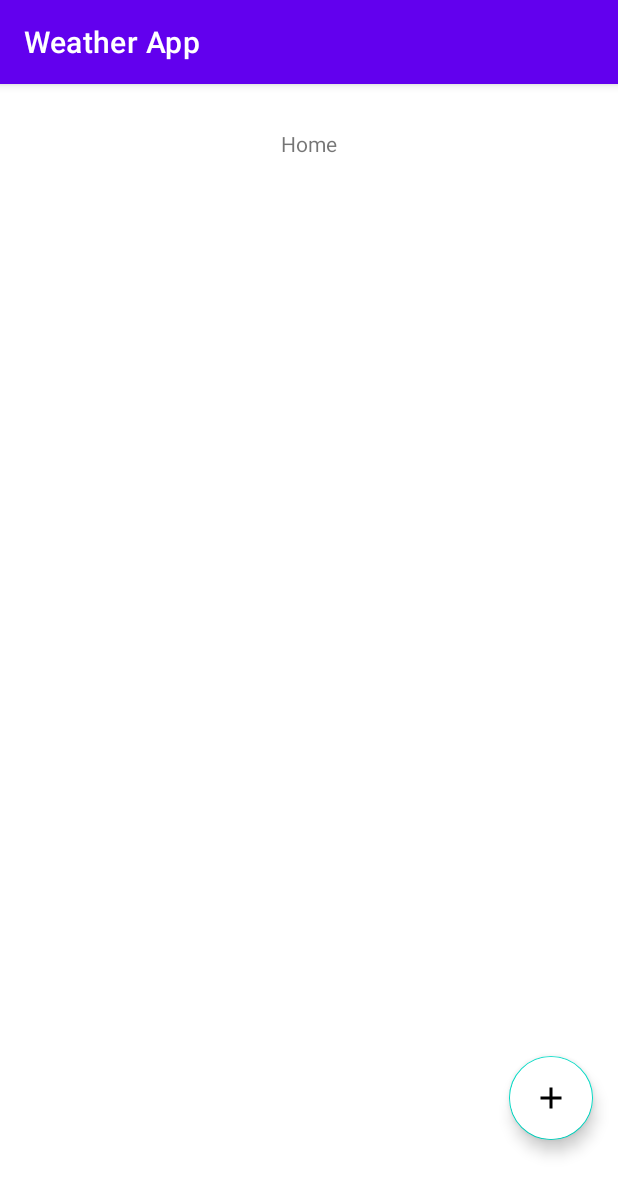
After one commit to Rana-Abdelaziz/Weather-App, an Android app: the HomeActivity screen opened directly, with no data from a screen before it, on a phone screen of 412 x 824 dp. The commit adds this screen. Shown: the top 1195 px of the screen. Run offline under Robolectric (Android 15) with nearby library versions, the phone set to English and light mode, and no system bars.

Commit message:
designing

```diff
--- /dev/null
+++ b/WeatherApp/app/src/main/java/com/example/weatherapp/HomeActivity.kt
@@ -0,0 +1,11 @@
+package com.example.weatherapp
+
+import androidx.appcompat.app.AppCompatActivity
+import android.os.Bundle
+
+class HomeActivity : AppCompatActivity() {
+    override fun onCreate(savedInstanceState: Bundle?) {
+        super.onCreate(savedInstanceState)
+        setContentView(R.layout.activity_home)
+    }
+}
--- /dev/null
+++ b/WeatherApp/app/src/main/java/com/example/weatherapp/WeatherModel.kt
@@ -0,0 +1,3 @@
+package com.example.weatherapp
+
+data class WeatherModel (val name:String,val state:String)
--- /dev/null
+++ b/WeatherApp/app/src/main/res/drawable/ic_baseline_add_24.xml
@@ -0,0 +1,10 @@
+<vector xmlns:android="http://schemas.android.com/apk/res/android"
+    android:width="24dp"
+    android:height="24dp"
+    android:viewportWidth="24"
+    android:viewportHeight="24"
+    android:tint="?attr/colorControlNormal">
+  <path
+      android:fillColor="@android:color/white"
+      android:pathData="M19,13h-6v6h-2v-6H5v-2h6V5h2v6h6v2z"/>
+</vector>
--- /dev/null
+++ b/WeatherApp/app/src/main/res/layout/activity_home.xml
@@ -0,0 +1,87 @@
+<?xml version="1.0" encoding="utf-8"?>
+<androidx.constraintlayout.widget.ConstraintLayout xmlns:android="http://schemas.android.com/apk/res/android"
+    xmlns:app="http://schemas.android.com/apk/res-auto"
+    xmlns:tools="http://schemas.android.com/tools"
+    android:layout_width="match_parent"
+    android:layout_height="match_parent"
+    tools:context=".HomeActivity">
+
+    <LinearLayout
+        android:id="@+id/shape"
+        android:layout_width="match_parent"
+        android:layout_height="wrap_content"
+        android:orientation="vertical"
+        app:layout_constraintTop_toBottomOf="@+id/home_title"
+        app:layout_constraintEnd_toEndOf="parent"
+        app:layout_constraintStart_toStartOf="parent">
+        <TextView
+            android:layout_width="wrap_content"
+            android:layout_height="wrap_content"
+            android:id="@+id/city_name"/>
+        <TextView
+            android:layout_width="wrap_content"
+            android:layout_height="wrap_content"
+            android:id="@+id/date"/>
+        <LinearLayout
+            android:layout_width="match_parent"
+            android:layout_height="wrap_content"
+            >
+            <TextView
+                android:layout_width="wrap_content"
+                android:layout_height="wrap_content"
+                android:id="@+id/current_desc"/>
+            <TextView
+                android:layout_width="wrap_content"
+                android:layout_height="wrap_content"
+                android:id="@+id/current_temp"/>
+            <ImageView
+                android:layout_width="50dp"
+                android:layout_height="50dp"
+                android:id="@+id/current_icon"
+                />
+        </LinearLayout>
+
+    </LinearLayout>
+    <TextView
+        android:id="@+id/home_title"
+        android:layout_width="wrap_content"
+        android:layout_height="wrap_content"
+        android:layout_marginTop="30dp"
+        android:text="@string/home"
+        app:layout_constraintEnd_toEndOf="parent"
+        app:layout_constraintStart_toStartOf="parent"
+        app:layout_constraintTop_toTopOf="parent" />
+
+    <androidx.recyclerview.widget.RecyclerView
+        android:id="@+id/hour_recyclerView"
+        android:layout_width="match_parent"
+        android:layout_height="wrap_content"
+        app:layout_constraintTop_toBottomOf="@+id/shape"
+        app:layout_constraintEnd_toEndOf="parent"
+        app:layout_constraintStart_toStartOf="parent"
+        tools:layout_editor_absoluteY="50dp" />
+
+    <androidx.recyclerview.widget.RecyclerView
+        android:id="@+id/daily_recyclerView"
+        android:layout_width="match_parent"
+        android:layout_height="wrap_content"
+        android:layout_marginTop="10dp"
+        app:layout_constraintEnd_toEndOf="parent"
+        app:layout_constraintStart_toStartOf="parent"
+        app:layout_constraintTop_toBottomOf="@+id/hour_recyclerView" />
+    <com.google.android.material.floatingactionbutton.FloatingActionButton
+        android:id="@+id/add_favorite"
+        android:layout_width="wrap_content"
+        android:layout_height="wrap_content"
+        android:layout_marginBottom="64dp"
+        android:backgroundTint="@color/white"
+        android:elevation="50sp"
+        android:src="@drawable/ic_baseline_add_24"
+        app:layout_constraintBottom_toBottomOf="parent"
+        app:layout_constraintEnd_toEndOf="parent"
+        app:layout_constraintHorizontal_bias="0.954"
+        app:layout_constraintStart_toStartOf="parent"
+        app:rippleColor="@color/black" />
+
+
+</androidx.constraintlayout.widget.ConstraintLayout>
--- a/WeatherApp/app/src/main/res/values/strings.xml
+++ b/WeatherApp/app/src/main/res/values/strings.xml
@@ -1,3 +1,4 @@
 <resources>
     <string name="app_name">Weather App</string>
+    <string name="home">Home</string>
 </resources>
```
Also changed, not shown: WeatherApp/app/src/main/AndroidManifest.xml (+12 -3 lines), WeatherApp/app/src/main/java/com/example/weatherapp/FavoriteActivity.kt (added, +11 -0 lines), WeatherApp/app/src/main/java/com/example/weatherapp/RecyclerAdapter.kt (added, +23 -0 lines), WeatherApp/app/src/main/java/com/example/weatherapp/SettingActivity.kt (added, +11 -0 lines), WeatherApp/app/src/main/res/drawable/shape.xml (added, +9 -0 lines), WeatherApp/app/src/main/res/layout/activity_favorite.xml (added, +9 -0 lines), WeatherApp/app/src/main/res/layout/activity_setting.xml (added, +9 -0 lines), WeatherApp/app/src/main/res/layout/daily_row.xml (added, +30 -0 lines), WeatherApp/app/src/main/res/layout/hourly_row.xml (added, +28 -0 lines).
